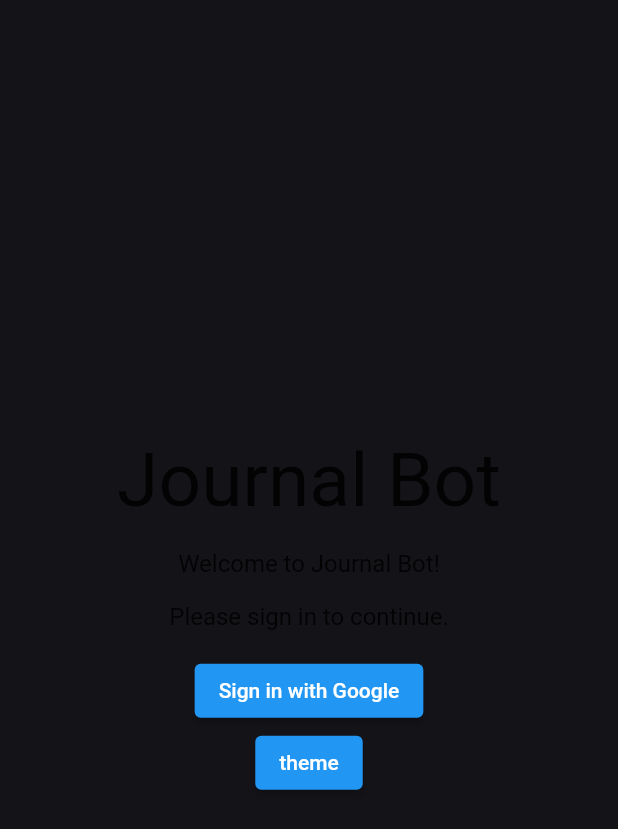
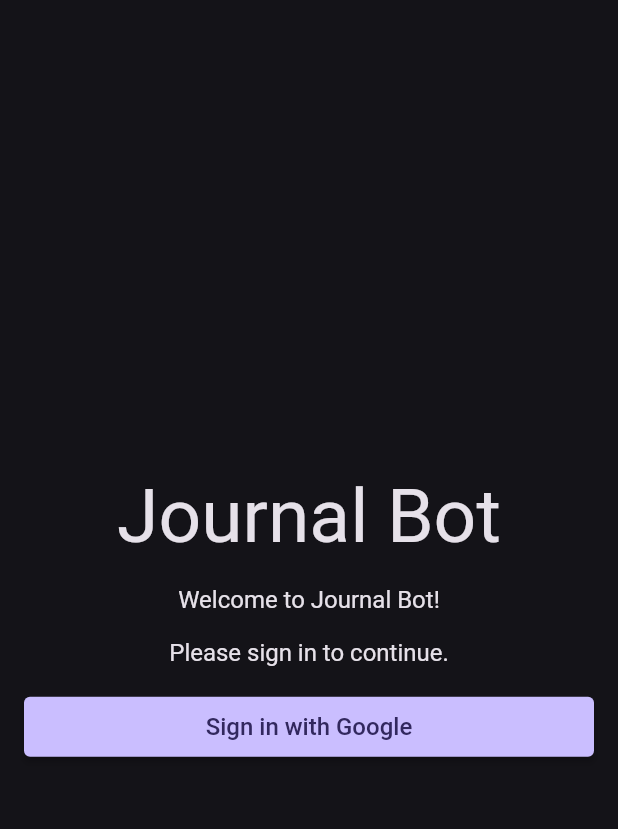
Before and after one commit to shravan-g-k/SKY-Book-public, a Flutter app: the screen it shows after launch, on a phone screen of 412 x 824 dp. Shown: the top 829 px of the screen. Run offline on Flutter 3.47's test engine with Material 2 defaults, Android fonts, the phone set to English and light mode, and no system bars; our stand-ins replace flutter_riverpod, shared_preferences, stack_trace.

Commit message:
updated UI auth screen

```diff
--- a/lib/screens/auth_page/auth_screen.dart
+++ b/lib/screens/auth_page/auth_screen.dart
@@ -16,47 +16,56 @@ class _AuthScreenState extends ConsumerState<AuthScreen> {
     final theme = ref.watch(themeProvider);
     return Scaffold(
       backgroundColor: theme.backgroundColor,
-      body: Center(
+      body: Padding(
+        padding: const EdgeInsets.all(16),
+        child: Center(
           child: Column(
             mainAxisAlignment: MainAxisAlignment.center,
-          crossAxisAlignment: CrossAxisAlignment.center,
             children: [
               Text(
                 'Journal Bot',
                 style: TextStyle(
-                color: theme.textColor,
+                  color: theme.onBackgroundColor,
                   fontSize: 50,
                 ),
               ),
               const SizedBox(height: 16),
               Text(
                 'Welcome to Journal Bot!',
-              style: TextStyle(fontSize: 16, color: theme.textColor),
+                style: TextStyle(
+                  fontSize: 16,
+                  color: theme.onBackgroundColor,
+                ),
               ),
               const SizedBox(height: 16),
               Text(
                 'Please sign in to continue.',
                 style: TextStyle(
                   fontSize: 16,
-                color: theme.textColor,
+                  color: theme.onBackgroundColor,
                 ),
               ),
               const SizedBox(height: 16),
               ElevatedButton(
-              onPressed: () {},
-              child: const Text(
-                'Sign in with Google',
+                style: ButtonStyle(
+                  minimumSize: MaterialStateProperty.all(
+                    const Size(double.infinity, 40),
+                  ),
+                  backgroundColor: MaterialStateProperty.all(
+                    theme.primaryColor,
                   ),
                 ),
-            ElevatedButton(
-              onPressed: () {
-                setState(() {
-                  theme.toggleTheme();
-                });
-              },
-              child:const Text('theme'),
-            )
+                onPressed: () {},
+                child: Text(
+                  'Sign in with Google',
+                  style: TextStyle(
+                    fontSize: 16,
+                    color: theme.onPrimaryColor,
+                  ),
+                ),
+              ),
             ],
+          ),
         ),
       ),
     );
```
Lines whose indentation alone changed are shown as unchanged.
